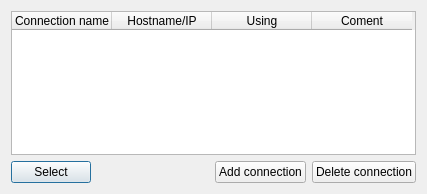
dev-0x7C6/qwiiload, file c++/forms/wiimanager.ui: the form before one commit.
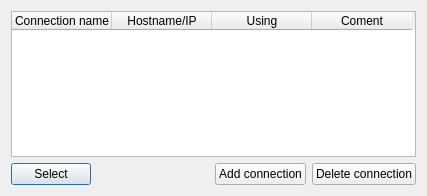
The form after the commit. Icons and pictures are not drawn.

Patch:
```diff
--- a/c++/forms/wiimanager.ui
+++ b/c++/forms/wiimanager.ui
@@ -6,7 +6,7 @@
     <x>0</x>
     <y>0</y>
     <width>427</width>
-    <height>194</height>
+    <height>196</height>
    </rect>
   </property>
   <property name="windowTitle" >
@@ -20,6 +20,12 @@
     <layout class="QGridLayout" >
      <item row="0" column="0" >
       <widget class="QTableWidget" name="tableWidget" >
+       <property name="iconSize" >
+        <size>
+         <width>32</width>
+         <height>32</height>
+        </size>
+       </property>
        <column>
         <property name="text" >
          <string>Connection name</string>
```
Left out of the diff: 6 changed lines with no effect on the pictures.
